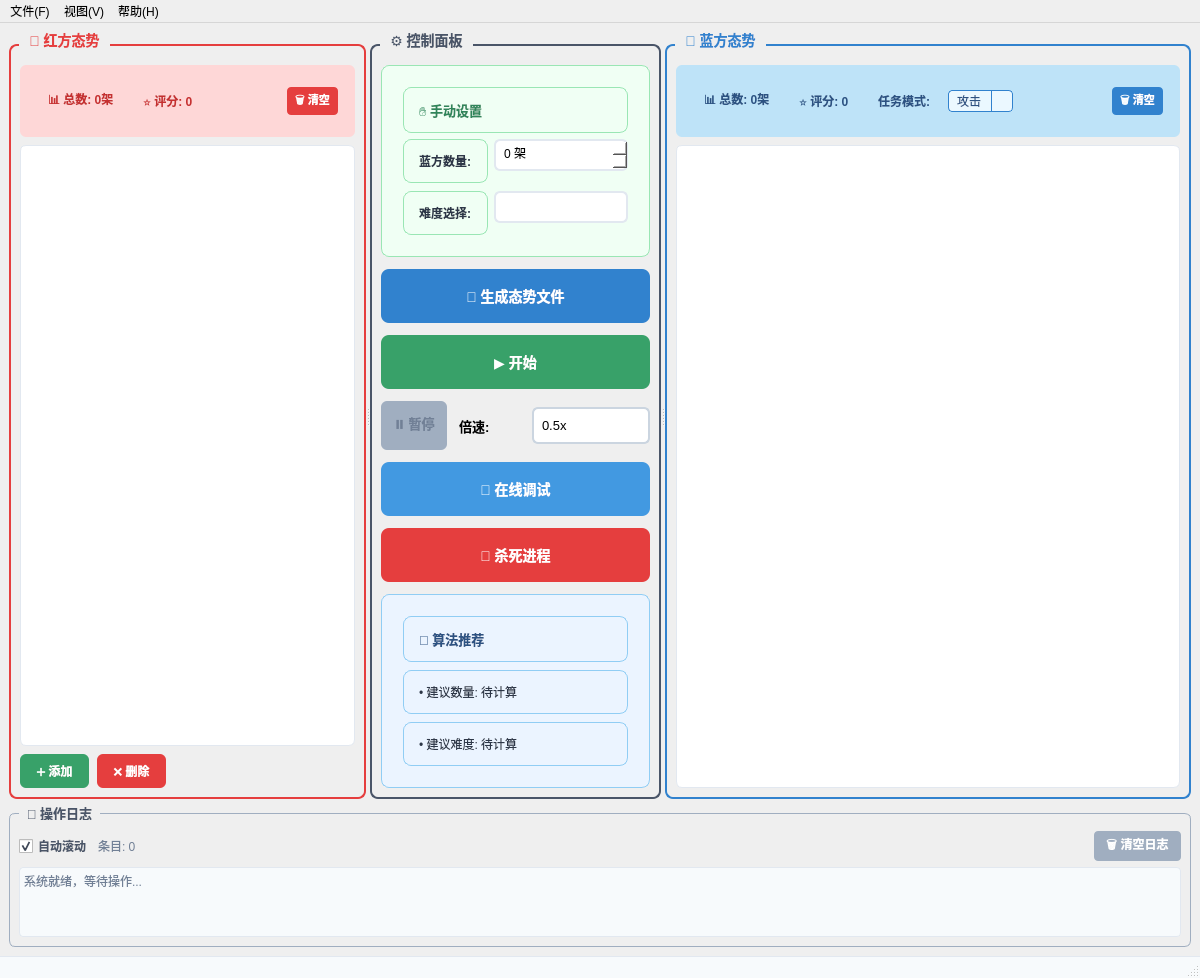
The window that mainwindow.ui (SergioTermann/dky) describes before a commit, drawn with Qt 5.
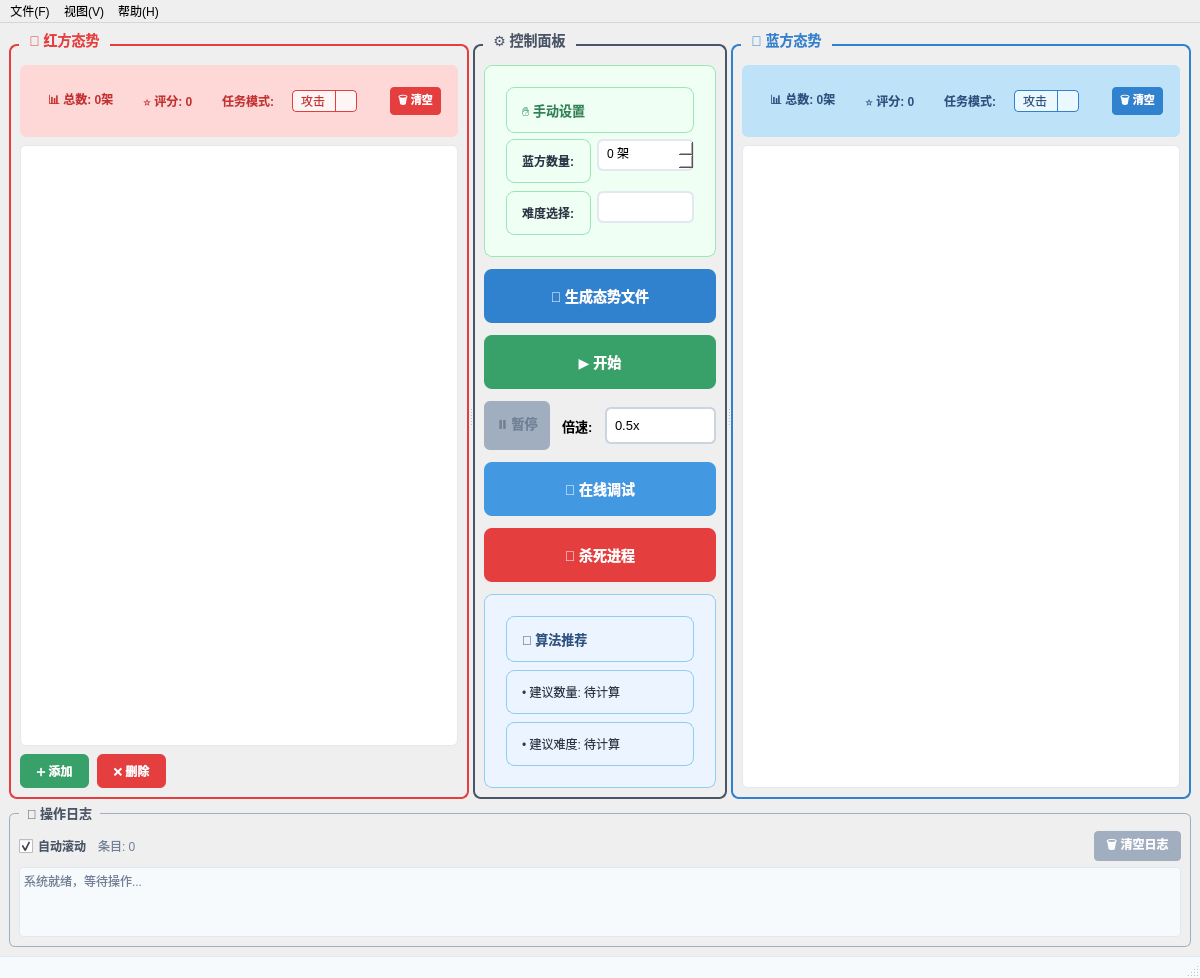
The same window after the commit. Icons and pictures are not drawn.

Commit message: 增加了任务模式，优化

```diff
--- a/mainwindow.ui
+++ b/mainwindow.ui
@@ -112,6 +112,55 @@
              </property>
             </widget>
            </item>
+           <item>
+            <widget class="QLabel" name="redModeLabel">
+             <property name="text">
+              <string>任务模式:</string>
+             </property>
+             <property name="styleSheet">
+              <string>font-weight: bold; color: #C53030;</string>
+             </property>
+            </widget>
+           </item>
+           <item>
+            <widget class="QComboBox" name="redModeComboBox">
+             <property name="minimumWidth">
+              <number>100</number>
+             </property>
+             <property name="styleSheet">
+              <string>
+               QComboBox {
+                border: 1px solid #E53E3E;
+                border-radius: 4px;
+                padding: 2px 8px;
+                background-color: #FFF5F5;
+                color: #C53030;
+               }
+               QComboBox::drop-down {
+                subcontrol-origin: padding;
+                subcontrol-position: top right;
+                width: 20px;
+                border-left: 1px solid #E53E3E;
+               }
+              </string>
+             </property>
+             <item>
+              <property name="text">
+               <string>攻击</string>
+              </property>
+             </item>
+             <item>
+              <property name="text">
+               <string>防御</string>
+              </property>
+             </item>
+             <item>
+              <property name="text">
+               <string>对抗</string>
+              </property>
+             </item>
+            </widget>
+           </item>
           <item>
            <spacer name="redStatsSpacer">
             <property name="orientation">
```
Left out of the diff: 2 changed lines with no effect on the pictures. The commit also changes 4 other files.
